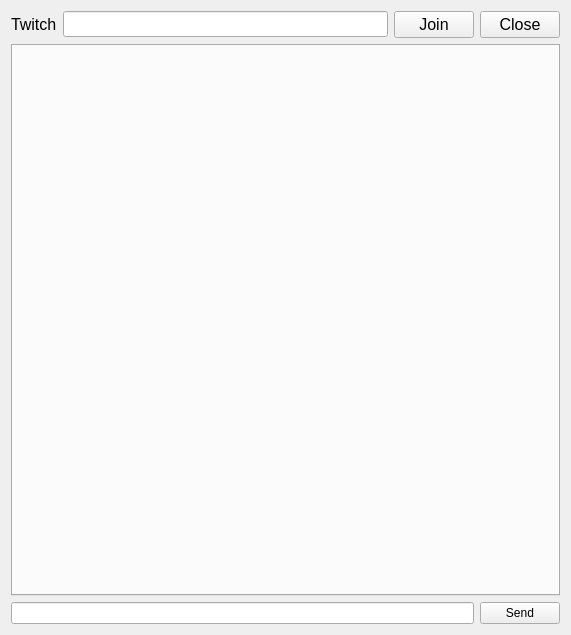
The window that mainwindow.ui (ReolSt/ewcc) describes before a commit, drawn with Qt 5.
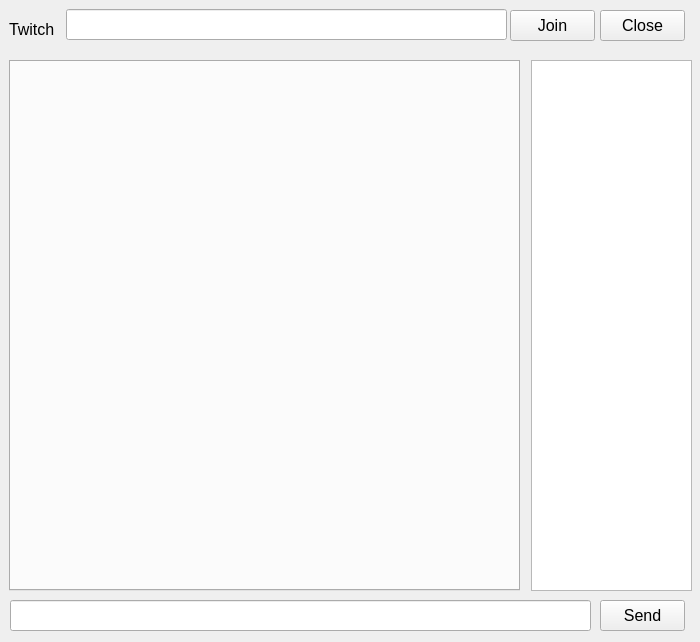
The same window after the commit.

Patch:
```diff
--- a/mainwindow.ui
+++ b/mainwindow.ui
@@ -6,17 +6,23 @@
    <rect>
     <x>0</x>
     <y>0</y>
-    <width>571</width>
-    <height>635</height>
+    <width>700</width>
+    <height>642</height>
    </rect>
   </property>
   <property name="windowTitle">
    <string>MainWindow</string>
   </property>
   <widget class="QWidget" name="centralWidget">
-   <layout class="QGridLayout" name="gridLayout">
-    <item row="0" column="0">
      <widget class="QLabel" name="twitch_icon">
+    <property name="geometry">
+     <rect>
+      <x>9</x>
+      <y>9</y>
+      <width>49</width>
+      <height>41</height>
+     </rect>
+    </property>
       <property name="font">
        <font>
         <pointsize>12</pointsize>
@@ -29,18 +35,30 @@
        <string>Twitch</string>
       </property>
      </widget>
-    </item>
-    <item row="0" column="1">
      <widget class="QLineEdit" name="channelEdit">
+    <property name="geometry">
+     <rect>
+      <x>66</x>
+      <y>9</y>
+      <width>441</width>
+      <height>31</height>
+     </rect>
+    </property>
       <property name="font">
        <font>
         <pointsize>11</pointsize>
        </font>
       </property>
      </widget>
-    </item>
-    <item row="0" column="2">
      <widget class="QPushButton" name="joinButton">
+    <property name="geometry">
+     <rect>
+      <x>510</x>
+      <y>10</y>
+      <width>85</width>
+      <height>31</height>
+     </rect>
+    </property>
       <property name="font">
        <font>
         <pointsize>12</pointsize>
@@ -53,12 +71,18 @@
        <string>Join</string>
       </property>
      </widget>
-    </item>
-    <item row="0" column="3">
      <widget class="QPushButton" name="closeButton">
       <property name="enabled">
        <bool>true</bool>
       </property>
+    <property name="geometry">
+     <rect>
+      <x>600</x>
+      <y>10</y>
+      <width>85</width>
+      <height>31</height>
+     </rect>
+    </property>
       <property name="font">
        <font>
         <pointsize>12</pointsize>
@@ -71,12 +95,59 @@
        <string>Close</string>
       </property>
      </widget>
-    </item>
-    <item row="1" column="0" colspan="4">
+   <widget class="QPushButton" name="sendButton">
+    <property name="geometry">
+     <rect>
+      <x>600</x>
+      <y>600</y>
+      <width>85</width>
+      <height>31</height>
+     </rect>
+    </property>
+    <property name="font">
+     <font>
+      <pointsize>12</pointsize>
+      <weight>50</weight>
+      <italic>false</italic>
+      <bold>false</bold>
+     </font>
+    </property>
+    <property name="text">
+     <string>Send</string>
+    </property>
+   </widget>
+   <widget class="QLineEdit" name="chatEdit">
+    <property name="geometry">
+     <rect>
+      <x>10</x>
+      <y>600</y>
+      <width>581</width>
+      <height>31</height>
+     </rect>
+    </property>
+   </widget>
+   <widget class="QTextBrowser" name="textBrowser">
+    <property name="geometry">
+     <rect>
+      <x>531</x>
+      <y>60</y>
+      <width>161</width>
+      <height>531</height>
+     </rect>
+    </property>
+   </widget>
      <widget class="QTabWidget" name="ircTabWidget">
       <property name="enabled">
        <bool>true</bool>
       </property>
+    <property name="geometry">
+     <rect>
+      <x>9</x>
+      <y>60</y>
+      <width>511</width>
+      <height>531</height>
+     </rect>
+    </property>
       <property name="font">
        <font>
         <pointsize>12</pointsize>
@@ -95,18 +166,6 @@
        </size>
       </property>
      </widget>
-    </item>
-    <item row="2" column="3">
-     <widget class="QPushButton" name="sendButton">
-      <property name="text">
-       <string>Send</string>
-      </property>
-     </widget>
-    </item>
-    <item row="2" column="0" colspan="3">
-     <widget class="QLineEdit" name="chatEdit"/>
-    </item>
-   </layout>
   </widget>
  </widget>
  <layoutdefault spacing="6" margin="11"/>
```
Lines whose indentation alone changed are shown as unchanged.
